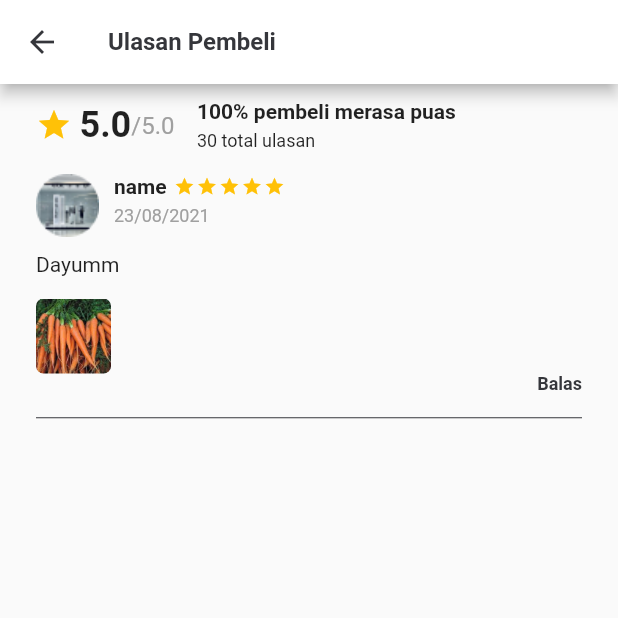
After one commit to Akbarrzql/KangSayur-Seller, a Flutter app: the ReviewUlasanPage screen opened directly, on a phone screen of 412 x 824 dp, the top half of it. The commit adds this screen. Run offline on Flutter 3.47's test engine with Material 2 defaults, Android fonts, the phone set to English and light mode, and no system bars; drawn by our look-alikes of flutter_rating_bar; our stand-ins replace animated_splash_screen, currency_text_input_formatter, flutter_map, flutter_svg, geocoding, google_fonts and 5 more; project files that could hold a hidden picture were left out.

Commit message:
style [AR]: create ui ulasan

```diff
--- a/lib/constants/app_constants.dart
+++ b/lib/constants/app_constants.dart
@@ -1,9 +1,9 @@
 import 'package:latlong2/latlong.dart';
 
 class AppConstants {
-  static const String mapBoxAccessToken = 'sk.eyJ1IjoiYWtiYXJyenFsMDgiLCJhIjoiY2xoOGtmaGhmMDlqZDNkcHMydDdqc3VpaiJ9.KubCryQvXJv8aOtbq0yhXQ';
+  static const String mapBoxAccessToken = 'MAPBOX_ACCESS_TOKEN';
 
-  static const String mapBoxStyleId = 'https://api.mapbox.com/styles/v1/akbarrzql08/clh8nzyp500wh01pg5x086mq3/tiles/256/{z}/{x}/{y}@2x?access_token=sk.eyJ1IjoiYWtiYXJyenFsMDgiLCJhIjoiY2xoOGtmaGhmMDlqZDNkcHMydDdqc3VpaiJ9.KubCryQvXJv8aOtbq0yhXQ';
+  static const String mapBoxStyleId = 'MAPBOX_STYLE_ID';
 
   static final myLocation = LatLng(-6.807778, 110.841623);
 }
--- a/lib/main.dart
+++ b/lib/main.dart
@@ -15,6 +15,7 @@ import 'package:kangsayur_seller/ui/profile/inbox.dart';
 import 'package:kangsayur_seller/ui/promo/list_promo.dart';
 import 'package:kangsayur_seller/ui/promo/promo.dart';
 import 'package:kangsayur_seller/ui/splash_screen/splash_screen.dart';
+import 'package:kangsayur_seller/ui/ulasan/review_ulasan_all.dart';
 
 void main() {
   initializeDateFormatting().then((_) => runApp(const MyApp()));
--- /dev/null
+++ b/lib/ui/ulasan/review_ulasan_all.dart
@@ -0,0 +1,122 @@
+import 'package:flutter/material.dart';
+
+import '../../common/color_value.dart';
+import '../widget/review_list.dart';
+
+class ReviewUlasanPage extends StatefulWidget {
+  const ReviewUlasanPage({Key? key}) : super(key: key);
+
+  @override
+  State<ReviewUlasanPage> createState() => _ReviewUlasanPageState();
+}
+
+class _ReviewUlasanPageState extends State<ReviewUlasanPage> {
+  @override
+  Widget build(BuildContext context) {
+    final textTheme = Theme.of(context).textTheme;
+    return Scaffold(
+      appBar: AppBar(
+        backgroundColor: Colors.white,
+        title: Text(
+          'Ulasan Pembeli',
+          style: Theme.of(context).textTheme.headline6!.copyWith(
+            color: ColorValue.neutralColor,
+            fontSize: 16,
+            fontWeight: FontWeight.w700,
+          ),
+        ),
+        leading: IconButton(
+          onPressed: () {
+            Navigator.pop(context);
+          },
+          icon: const Icon(
+            Icons.arrow_back,
+            color: ColorValue.neutralColor,
+          ),
+        ),
+      ),
+      body: SingleChildScrollView(
+        child: Padding(
+          padding: const EdgeInsets.symmetric(horizontal: 24.0),
+          child: Column(
+            children: [
+              const SizedBox(
+                height: 10,
+              ),
+              Row(
+                children: [
+                  const Icon(Icons.star, color: Colors.amber, size: 24),
+                  const SizedBox(
+                    width: 5,
+                  ),
+                  const Text(
+                    "5.0",
+                    style: TextStyle(fontSize: 24, fontWeight: FontWeight.bold),
+                  ),
+                  const Text(
+                    "/5.0",
+                    style: TextStyle(
+                        fontSize: 16,
+                        fontWeight: FontWeight.w400,
+                        color: Color(0xffA0A0A0)),
+                  ),
+                  const SizedBox(
+                    width: 15,
+                  ),
+                  Column(
+                    crossAxisAlignment: CrossAxisAlignment.start,
+                    children: const [
+                      Text(
+                        "100% pembeli merasa puas",
+                        style: TextStyle(
+                          fontSize: 14,
+                          fontWeight: FontWeight.w600,
+                        ),
+                      ),
+                      SizedBox(
+                        height: 5,
+                      ),
+                      Text(
+                        "30 total ulasan",
+                        style: TextStyle(
+                          fontSize: 12,
+                          fontWeight: FontWeight.w400,
+                        ),
+                      ),
+                    ],
+                  )
+                ],
+              ),
+              const SizedBox(
+                height: 15,
+              ),
+              ListView.builder(
+                shrinkWrap: true,
+                physics: const NeverScrollableScrollPhysics(),
+                itemCount: 1,
+                scrollDirection: Axis.vertical,
+                itemBuilder: (context, index) {
+                  return Column(
+                    children: [
+                      Review(
+                          profile: "assets/images/ava_profile.png",
+                          name: "name",
+                          date: "23/08/2021",
+                          comment: "Dayumm",
+                          image: "assets/images/wortel.png",
+                          rating: 5,
+                          context: context),
+                      const SizedBox(
+                        height: 15,
+                      ),
+                    ],
+                  );
+                },
+              )
+            ],
+          ),
+        ),
+      ),
+    );
+  }
+}
--- /dev/null
+++ b/lib/ui/widget/review_list.dart
@@ -0,0 +1,133 @@
+import 'package:flutter/material.dart';
+import 'package:flutter_rating_bar/flutter_rating_bar.dart';
+import 'package:flutter_svg/svg.dart';
+
+import '../../common/color_value.dart';
+import '../ulasan/detail_photo_ulasan.dart';
+
+Widget Review({
+  required String profile,
+  required String name,
+  required String date,
+  required String comment,
+  required String image,
+  required double rating,
+  required BuildContext context,
+}) {
+  return Column(
+    crossAxisAlignment: CrossAxisAlignment.start,
+    children: [
+      Row(
+        crossAxisAlignment: CrossAxisAlignment.start,
+        children: [
+          Container(
+            width: 42,
+            child: Image.asset(
+              profile,
+              fit: BoxFit.cover,
+            ),
+          ),
+          const SizedBox(
+            width: 10,
+          ),
+          Column(
+            crossAxisAlignment: CrossAxisAlignment.start,
+            children: [
+              Row(
+                children: [
+                  Text(
+                    name,
+                    style: const TextStyle(fontSize: 14, fontWeight: FontWeight.w600),
+                  ),
+                  const SizedBox(
+                    width: 5,
+                  ),
+                  RatingBar.builder(
+                    itemBuilder: (context, index) {
+                      return const Icon(Icons.star, color: Colors.amber);
+                    },
+                    onRatingUpdate: (value) {},
+                    initialRating: rating,
+                    allowHalfRating: true,
+                    itemCount: 5,
+                    itemSize: 14,
+                    itemPadding: const EdgeInsets.only(right: 1),
+                    minRating: 1,
+                    glow: false,
+                    unratedColor: ColorValue.neutralColor,
+                  ),
+                ],
+              ),
+              const SizedBox(
+                height: 5,
+              ),
+              Text(
+                date,
+                style: const TextStyle(fontSize: 12, color: Color(0xffA0A0A0)),
+              ),
+            ],
+          ),
+        ],
+      ),
+      const SizedBox(
+        height: 10,
+      ),
+      Text(comment),
+      const SizedBox(
+        height: 15,
+      ),
+      //make image review
+      GestureDetector(
+        onTap: () {
+          //make navigate to detail_photo
+          Navigator.push(
+            context,
+            MaterialPageRoute(
+              builder: (context) => const Detail_photo(),
+            ),
+          );
+        },
+        child: Container(
+          width: 50,
+          height: 50,
+          decoration: BoxDecoration(
+            borderRadius: BorderRadius.circular(10),
+          ),
+          child: Hero(
+            tag: "someTag",
+            child: ClipRRect(
+              borderRadius: BorderRadius.circular(5),
+              child: Image.asset(
+                image,
+                fit: BoxFit.cover,
+              ),
+            )
+          ),
+        ),
+      ),
+      Row(
+        mainAxisAlignment: MainAxisAlignment.end,
+        children: [
+          GestureDetector(
+            onTap: () {},
+            child: const Text(
+              "Balas",
+              style: TextStyle(
+                fontSize: 12,
+                color: ColorValue.neutralColor,
+                fontWeight: FontWeight.w600,
+              ),
+            ),
+          ),
+        ],
+      ),
+      const SizedBox(
+        height: 15,
+      ),
+      const Divider(
+        height: 1,
+        color: ColorValue.neutralColor,
+      ),
+    ],
+  );
+}
--- a/pubspec.yaml
+++ b/pubspec.yaml
@@ -52,6 +52,8 @@ dependencies:
   flutter_localization: ^0.1.10
   lottie: ^2.3.2
   currency_text_input_formatter: ^2.1.8
+  flutter_rating_bar:
+  photo_view:
 
 
 dev_dependencies:
```
Also changed, not shown: lib/ui/bottom_navigation/item/profile.dart (+9 -2 lines), lib/ui/ulasan/detail_photo_ulasan.dart (added, +55 -0 lines), lib/ui/ulasan/ulasan.dart (added, +96 -0 lines), lib/ui/widget/card_kelola_ulasan.dart (added, +109 -0 lines), pubspec.lock.
